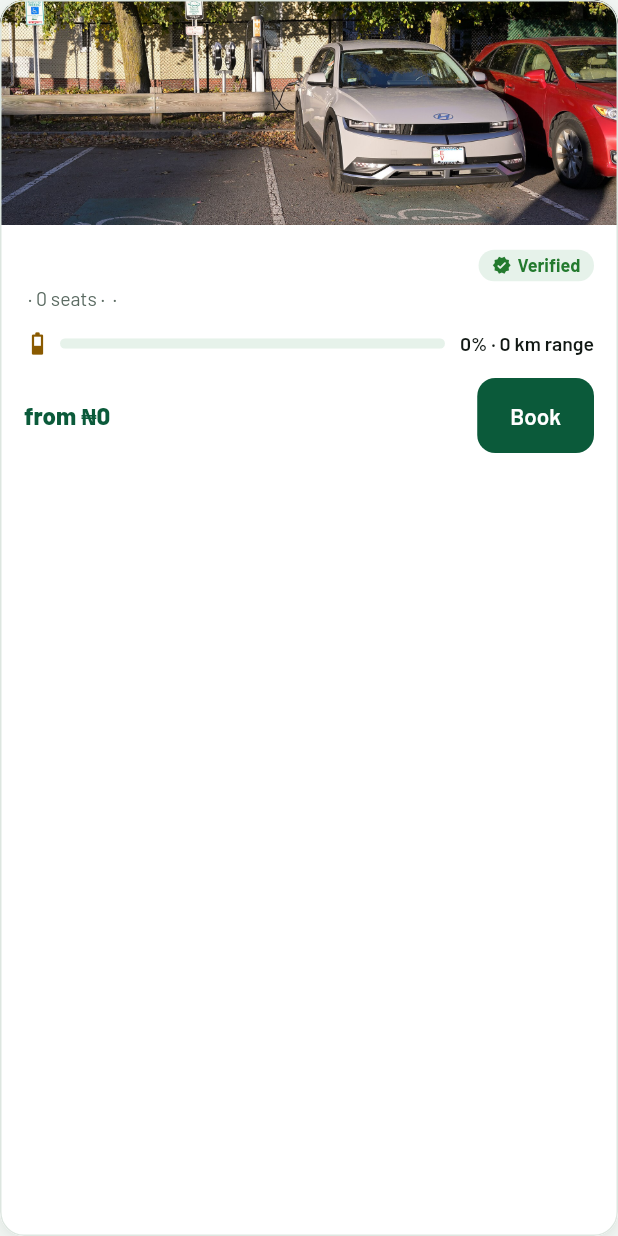
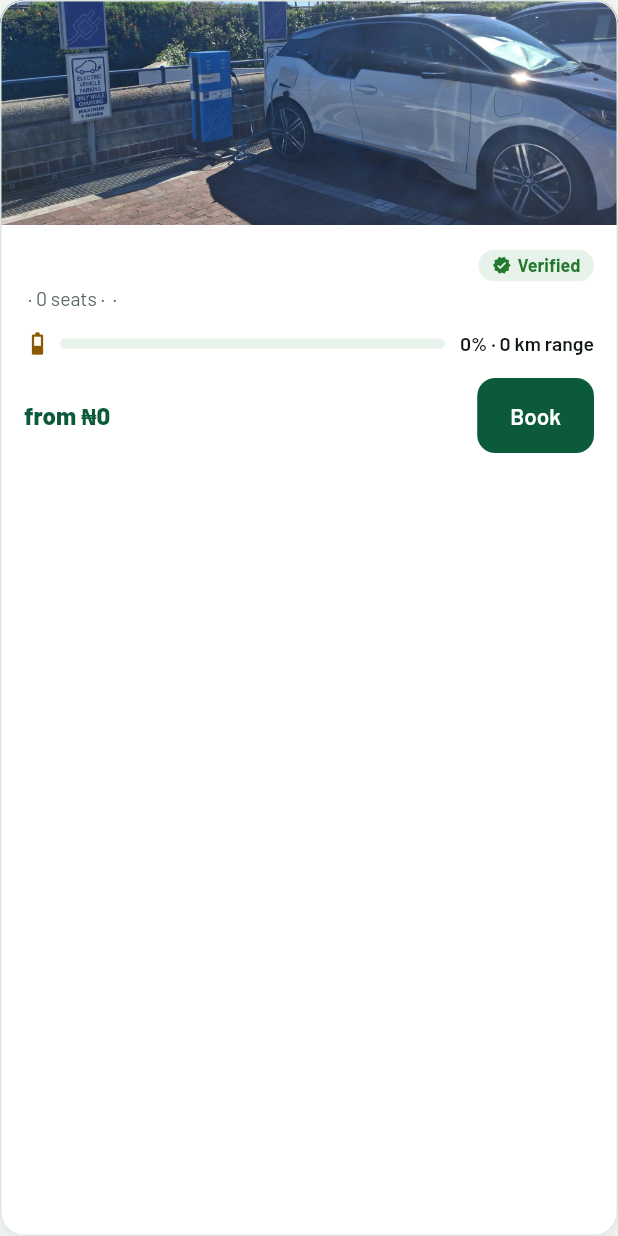
Before and after one commit to lozentrad3s/Taparide, a Flutter app: the _EvCard widget shown alone on an empty page, opened directly with empty values, on a phone screen of 412 x 824 dp. Run offline on Flutter 3.47's test engine with Material 3 defaults, Android fonts, the phone set to English and light mode, and no system bars; our stand-ins replace flutter_map, geolocator, go_router, image_picker, latlong2, qr_flutter and 3 more; missing offline and left inert: dart:js_interop; accounts and stored records are empty; network calls fail.

Commit message:
New electric car photo (V&A Waterfront charging, CC BY-SA 4.0) on the website and in the app, with credits
Co-Authored-By: Claude Opus 5.5 <noreply@anthropic.com>

```diff
--- a/taparide_flutter/lib/core/photos.dart
+++ b/taparide_flutter/lib/core/photos.dart
@@ -47,7 +47,7 @@ const photoCredits = <PhotoCredit>[
   PhotoCredit(photo: AppPhoto.asoRockExpressway, title: 'Central Business District Abuja', author: 'FaridhaSL', license: 'CC BY-SA 4.0', source: 'https://commons.wikimedia.org/wiki/File:Central_Business_District_Abuja.jpg'),
   PhotoCredit(photo: AppPhoto.expressway, title: 'Beautiful road network in Abuja Nigeria', author: 'Igboanude', license: 'CC BY-SA 4.0', source: 'https://commons.wikimedia.org/wiki/File:Beautiful_road_network_in_Abuja_Nigeria.jpg'),
   PhotoCredit(photo: AppPhoto.evSuv, title: 'Hyundai Kona Electric (SX2)', author: 'Alexander-93', license: 'CC BY-SA 4.0', source: 'https://commons.wikimedia.org/wiki/File:Hyundai_Kona_Electric_(SX2)_1X7A1554.jpg'),
-  PhotoCredit(photo: AppPhoto.evCharging, title: 'Hyundai Ioniq 5 charging at Davis Square, November 2025', author: '4300streetcar', license: 'CC BY 4.0', source: 'https://commons.wikimedia.org/wiki/File:Hyundai_Ioniq_5_charging_at_Davis_Square_November_2025_1.jpg'),
+  PhotoCredit(photo: AppPhoto.evCharging, title: 'Public EV Charging at V&A Waterfront', author: 'axxter99', license: 'CC BY-SA 4.0', source: 'https://commons.wikimedia.org/wiki/File:Public_EV_Charging_at_V%26A_Waterfront.jpg'),
   PhotoCredit(photo: AppPhoto.evPlug, title: 'Close-up of an electric car charging', author: 'Ivan Radic', license: 'CC BY 2.0', source: 'https://commons.wikimedia.org/wiki/File:Close-up_of_an_electric_car_charging._Traffic_lights_in_a_blurry_background.jpg'),
   PhotoCredit(photo: AppPhoto.brtBerger, title: 'BRT park at Berger Bridge in Abuja', author: 'Dike Chukwuma', license: 'CC BY-SA 4.0', source: 'https://commons.wikimedia.org/wiki/File:BRT_park_at_Berger_Brigdge_in_Abuja_by_Dike_Chukwuma.jpg'),
 ];
--- a/taparide_flutter/lib/features/ev/ev_page.dart
+++ b/taparide_flutter/lib/features/ev/ev_page.dart
@@ -143,7 +143,7 @@ class _EvCard extends StatelessWidget {
       padding: EdgeInsets.zero,
       child: LayoutBuilder(builder: (context, c) {
         final row = c.maxWidth > 560;
-        final photo = SizedBox(width: row ? 220 : double.infinity, height: row ? 168 : 150, child: const PhotoView(evPhoto, alignment: Alignment(0.2, 0.3)));
+        final photo = SizedBox(width: row ? 220 : double.infinity, height: row ? 168 : 150, child: const PhotoView(evPhoto, alignment: Alignment(0.5, 0.2)));
         final body = Padding(
           padding: const EdgeInsets.all(16),
           child: Column(crossAxisAlignment: CrossAxisAlignment.start, children: [
--- a/taparide_flutter/lib/features/passenger/home_page.dart
+++ b/taparide_flutter/lib/features/passenger/home_page.dart
@@ -343,7 +343,7 @@ class _EvSection extends StatelessWidget {
         onTap: () => context.push('/ev'),
         semanticLabel: 'Book an electric vehicle, ${vehicles.length} available nearby',
         child: Column(crossAxisAlignment: CrossAxisAlignment.stretch, children: [
-          const SizedBox(height: 150, child: PhotoView(evPhoto, alignment: Alignment(0.2, 0.3), semanticLabel: 'Electric car plugged in at a charging point')),
+          const SizedBox(height: 150, child: PhotoView(evPhoto, alignment: Alignment(0.5, 0.2), semanticLabel: 'Electric car plugged in at a charging point')),
           Padding(
             padding: const EdgeInsets.all(14),
             child: vehicles.isEmpty
```
Also changed, not shown: taparide_flutter/assets/photos/ev_charging.jpg, taparide_website/public/img/photos/ev-charging.jpg (added), 2 other files.
